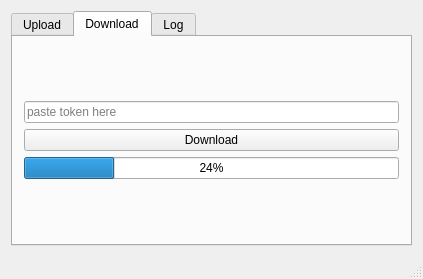
Above: src/client/uploaderwindow.ui from aszczepanski/http-server before the change. Below: the same form after it.
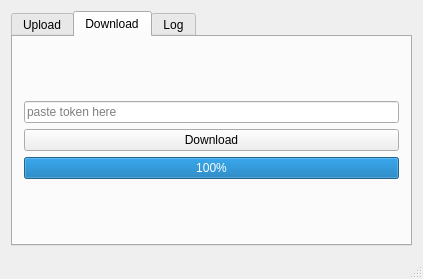
That is the form after the change. The open tabs and pages were chosen to show the change.

Commit message: full progress bars

```diff
--- a/src/client/uploaderwindow.ui
+++ b/src/client/uploaderwindow.ui
@@ -110,7 +110,7 @@
             <item>
              <widget class="QProgressBar" name="downloadProgressBar">
               <property name="value">
-               <number>24</number>
+               <number>100</number>
               </property>
              </widget>
             </item>
```
Left out of the diff: 4 changed lines with no effect on the pictures. The commit also changes 1 other file.
